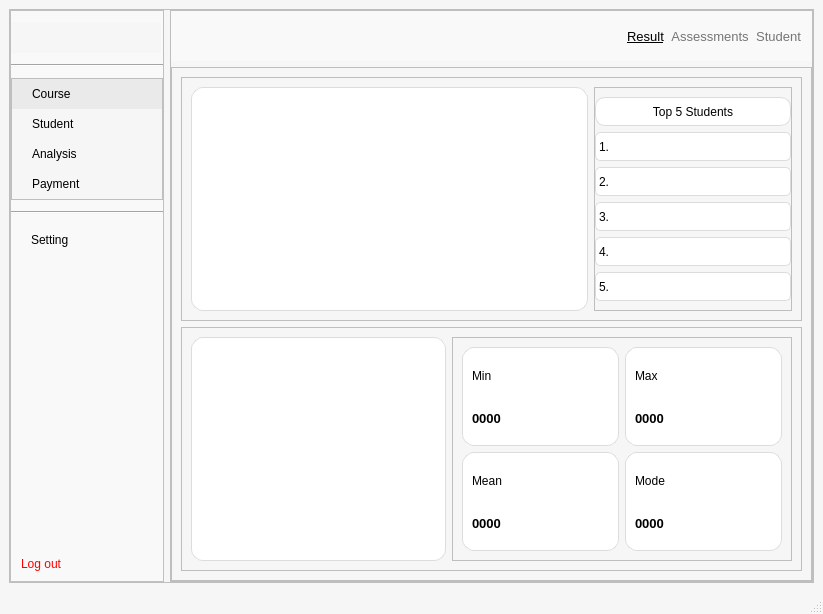
This is ui/course_result.ui in Khiem2112/course-management-ml as Qt 5 draws it before an edit. The edited form follows.
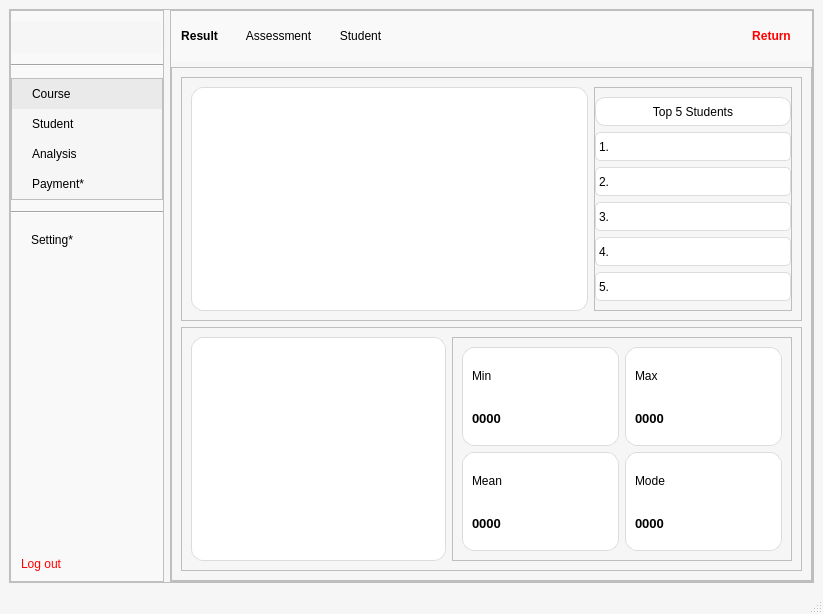
This is the edited form. Icons and pictures are not drawn.

```diff
--- a/ui/course_result.ui
+++ b/ui/course_result.ui
@@ -31,6 +31,36 @@
     color: black;
 }
 
+#header_result,
+#header_assessment,
+#header_student {
+
+border: none;
+padding: 5px 10px;
+}
+
+#header_result {
+    background-color: #4C8BF5; /* A vibrant blue (matches existing create button) */
+    
+    /* Ensure it overrides the basic button style from the common rule */
+    border: none;
+    padding: 5px 10px;
+    
+    /* Optional visual flair */
+    border-radius: 4px; 
+    font-weight: bold;
+}
+
+#header_return {
+
+background-color: black;
+color: red;
+border: none;
+padding: 5px 10px;
+font-weight:bold;
+}
+
+
 #menu_analysis,
 #menu_course,
 #menu_payment,
@@ -348,7 +378,7 @@
                 <string notr="true"/>
                </property>
                <property name="text">
-                <string>Payment</string>
+                <string>Payment*</string>
                </property>
                <property name="icon">
                 <iconset>
@@ -384,7 +414,7 @@
              <string notr="true"/>
             </property>
             <property name="text">
-             <string>Setting</string>
+             <string>Setting*</string>
             </property>
            </widget>
           </item>
@@ -478,6 +508,30 @@
              <property name="bottomMargin">
               <number>0</number>
              </property>
+             <item>
+              <widget class="QPushButton" name="header_result">
+               <property name="styleSheet">
+                <string notr="true">backgroud:transparent;</string>
+               </property>
+               <property name="text">
+                <string>Result</string>
+               </property>
+              </widget>
+             </item>
+             <item>
+              <widget class="QPushButton" name="header_assessment">
+               <property name="text">
+                <string>Assessment</string>
+               </property>
+              </widget>
+             </item>
+             <item>
+              <widget class="QPushButton" name="header_student">
+               <property name="text">
+                <string>Student</string>
+               </property>
+              </widget>
+             </item>
              <item>
               <spacer name="horizontalSpacer_5">
                <property name="orientation">
@@ -492,70 +546,9 @@
               </spacer>
              </item>
              <item>
-              <widget class="QPushButton" name="header_result">
-               <property name="sizePolicy">
-                <sizepolicy hsizetype="Preferred" vsizetype="Preferred">
-                 <horstretch>0</horstretch>
-                 <verstretch>0</verstretch>
-                </sizepolicy>
-               </property>
-               <property name="font">
-                <font>
-                 <pointsize>10</pointsize>
-                 <underline>true</underline>
-                </font>
-               </property>
-               <property name="styleSheet">
-                <string notr="true">border: none;
-color: black
-</string>
-               </property>
+              <widget class="QPushButton" name="header_return">
                <property name="text">
-                <string>Result</string>
-               </property>
-              </widget>
-             </item>
-             <item>
-              <widget class="QPushButton" name="header_assessment">
-               <property name="sizePolicy">
-                <sizepolicy hsizetype="Preferred" vsizetype="Preferred">
-                 <horstretch>0</horstretch>
-                 <verstretch>0</verstretch>
-                </sizepolicy>
-               </property>
-               <property name="font">
-                <font>
-                 <pointsize>10</pointsize>
-                </font>
-               </property>
-               <property name="styleSheet">
-                <string notr="true">color:#757575;
-border: none</string>
-               </property>
-               <property name="text">
-                <string>Assessments</string>
-               </property>
-              </widget>
-             </item>
-             <item>
-              <widget class="QPushButton" name="header_student">
-               <property name="sizePolicy">
-                <sizepolicy hsizetype="Preferred" vsizetype="Preferred">
-                 <horstretch>0</horstretch>
-                 <verstretch>0</verstretch>
-                </sizepolicy>
-               </property>
-               <property name="font">
-                <font>
-                 <pointsize>10</pointsize>
-                </font>
-               </property>
-               <property name="styleSheet">
-                <string notr="true">color:#757575;
-border: none</string>
-               </property>
-               <property name="text">
-                <string>Student</string>
+                <string>Return</string>
                </property>
               </widget>
              </item>
```
Left out of the diff: 22 changed lines with no effect on the pictures.
